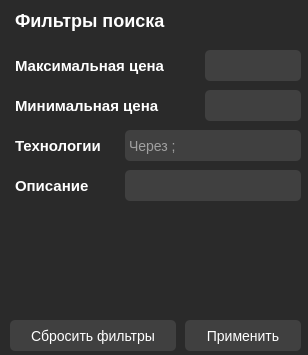
Before: the Qt Designer form filter_search/filter_search.ui in b0shka/selling_apps, drawn with Qt 5.
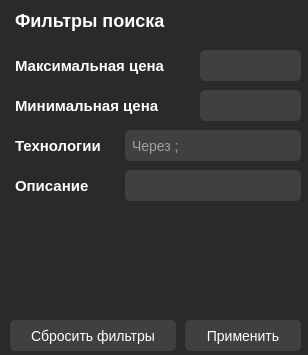
After: the same form once the commit is applied.

Commit message: Minor changes, bug fixes, adding features to search filters, and opening programs with an authorized user

Patch:
```diff
--- a/filter_search/filter_search.ui
+++ b/filter_search/filter_search.ui
@@ -65,7 +65,7 @@
     </rect>
    </property>
    <property name="styleSheet">
-    <string notr="true">padding: 2px;
+    <string notr="true">padding: 2px 5px;
 font-size: 14px;
 height: 28px;
 color: white;
@@ -153,14 +153,14 @@
   <widget class="QLineEdit" name="lineEdit">
    <property name="geometry">
     <rect>
-     <x>205</x>
+     <x>200</x>
      <y>50</y>
-     <width>96</width>
+     <width>101</width>
      <height>31</height>
     </rect>
    </property>
    <property name="styleSheet">
-    <string notr="true">padding: 2px;
+    <string notr="true">padding: 2px 5px;
 font-size: 14px;
 height: 28px;
 color: white;
@@ -219,14 +219,14 @@
   <widget class="QLineEdit" name="lineEdit_2">
    <property name="geometry">
     <rect>
-     <x>205</x>
+     <x>200</x>
      <y>90</y>
-     <width>96</width>
+     <width>101</width>
      <height>31</height>
     </rect>
    </property>
    <property name="styleSheet">
-    <string notr="true">padding: 2px;
+    <string notr="true">padding: 2px 5px;
 font-size: 14px;
 height: 28px;
 color: white;
@@ -237,9 +237,9 @@
   <widget class="QLabel" name="label_3">
    <property name="geometry">
     <rect>
-     <x>25</x>
+     <x>15</x>
      <y>290</y>
-     <width>261</width>
+     <width>281</width>
      <height>21</height>
     </rect>
    </property>
```
Left out of the diff: 2 changed lines with no effect on the pictures. The commit also changes 8 other files.
